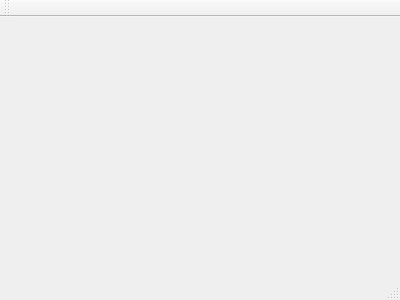
MangriMen/SibSUTIS5semester, file hifive/CHMV/RGR/mainwindow.ui: the form before one commit.
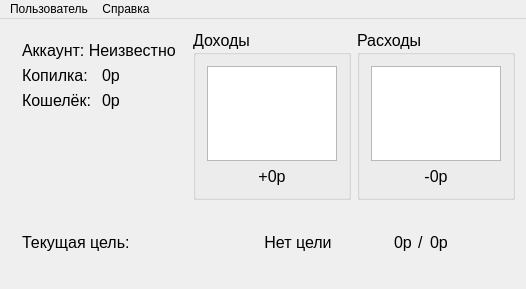
The form after the commit. Icons and pictures are not drawn.

```diff
--- a/hifive/CHMV/RGR/mainwindow.ui
+++ b/hifive/CHMV/RGR/mainwindow.ui
@@ -1,24 +1,330 @@
 <ui version="4.0">
  <class>MainWindow</class>
- <widget class="QMainWindow" name="MainWindow" >
-  <property name="geometry" >
+ <widget class="QMainWindow" name="MainWindow">
+  <property name="geometry">
    <rect>
     <x>0</x>
     <y>0</y>
-    <width>400</width>
-    <height>300</height>
+    <width>526</width>
+    <height>289</height>
    </rect>
   </property>
   <property name="windowTitle" >
    <string>MainWindow</string>
   </property>
-  <widget class="QMenuBar" name="menuBar" />
-  <widget class="QToolBar" name="mainToolBar" />
-  <widget class="QWidget" name="centralWidget" />
-  <widget class="QStatusBar" name="statusBar" />
+  <widget class="QWidget" name="centralWidget">
+   <layout class="QGridLayout" name="gridLayout">
+    <item row="2" column="0" colspan="3">
+     <widget class="QWidget" name="widget_3" native="true">
+      <property name="sizePolicy">
+       <sizepolicy hsizetype="Preferred" vsizetype="Maximum">
+        <horstretch>0</horstretch>
+        <verstretch>0</verstretch>
+       </sizepolicy>
+      </property>
+      <property name="font">
+       <font>
+        <pointsize>12</pointsize>
+       </font>
+      </property>
+      <layout class="QHBoxLayout" name="horizontalLayout">
+       <item>
+        <widget class="QLabel" name="lblCurrentGoal">
+         <property name="font">
+          <font>
+           <pointsize>12</pointsize>
+          </font>
+         </property>
+         <property name="text">
+          <string>Текущая цель:</string>
+         </property>
+        </widget>
+       </item>
+       <item>
+        <widget class="QLabel" name="lblCurrentGoalText">
+         <property name="font">
+          <font>
+           <pointsize>12</pointsize>
+          </font>
+         </property>
+         <property name="text">
+          <string>Нет цели</string>
+         </property>
+         <property name="alignment">
+          <set>Qt::AlignCenter</set>
+         </property>
+        </widget>
+       </item>
+       <item>
+        <widget class="QLabel" name="label_8">
+         <property name="sizePolicy">
+          <sizepolicy hsizetype="Maximum" vsizetype="Preferred">
+           <horstretch>0</horstretch>
+           <verstretch>0</verstretch>
+          </sizepolicy>
+         </property>
+         <property name="text">
+          <string>0р</string>
+         </property>
+        </widget>
+       </item>
+       <item>
+        <widget class="QLabel" name="label_9">
+         <property name="sizePolicy">
+          <sizepolicy hsizetype="Maximum" vsizetype="Preferred">
+           <horstretch>0</horstretch>
+           <verstretch>0</verstretch>
+          </sizepolicy>
+         </property>
+         <property name="text">
+          <string>/</string>
+         </property>
+        </widget>
+       </item>
+       <item>
+        <widget class="QLabel" name="lblCurrentGoalPrice">
+         <property name="sizePolicy">
+          <sizepolicy hsizetype="Maximum" vsizetype="Preferred">
+           <horstretch>0</horstretch>
+           <verstretch>0</verstretch>
+          </sizepolicy>
+         </property>
+         <property name="font">
+          <font>
+           <pointsize>12</pointsize>
+          </font>
+         </property>
+         <property name="text">
+          <string>0р</string>
+         </property>
+        </widget>
+       </item>
+       <item>
+        <widget class="QLabel" name="lblCurrentGoalImg">
+         <property name="sizePolicy">
+          <sizepolicy hsizetype="Fixed" vsizetype="Fixed">
+           <horstretch>0</horstretch>
+           <verstretch>0</verstretch>
+          </sizepolicy>
+         </property>
+         <property name="minimumSize">
+          <size>
+           <width>50</width>
+           <height>50</height>
+          </size>
+         </property>
+         <property name="maximumSize">
+          <size>
+           <width>50</width>
+           <height>50</height>
+          </size>
+         </property>
+         <property name="font">
+          <font>
+           <pointsize>12</pointsize>
+          </font>
+         </property>
+         <property name="text">
+          <string/>
+         </property>
+         <property name="pixmap">
+          <pixmap resource="resources.qrc">:/images/image_black_24dp.svg</pixmap>
+         </property>
+         <property name="scaledContents">
+          <bool>true</bool>
+         </property>
+        </widget>
+       </item>
+      </layout>
+     </widget>
+    </item>
+    <item row="0" column="0">
+     <widget class="QWidget" name="widget" native="true">
+      <property name="font">
+       <font>
+        <pointsize>12</pointsize>
+       </font>
+      </property>
+      <layout class="QVBoxLayout" name="verticalLayout">
+       <item>
+        <widget class="QLabel" name="label">
+         <property name="sizePolicy">
+          <sizepolicy hsizetype="Preferred" vsizetype="Maximum">
+           <horstretch>0</horstretch>
+           <verstretch>0</verstretch>
+          </sizepolicy>
+         </property>
+         <property name="font">
+          <font>
+           <pointsize>12</pointsize>
+          </font>
+         </property>
+         <property name="text">
+          <string>Аккаунт: Неизвестно</string>
+         </property>
+        </widget>
+       </item>
+       <item>
+        <widget class="QWidget" name="widget_2" native="true">
+         <property name="font">
+          <font>
+           <pointsize>12</pointsize>
+          </font>
+         </property>
+         <layout class="QGridLayout" name="gridLayout_2">
+          <property name="leftMargin">
+           <number>0</number>
+          </property>
+          <property name="topMargin">
+           <number>0</number>
+          </property>
+          <property name="rightMargin">
+           <number>0</number>
+          </property>
+          <property name="bottomMargin">
+           <number>0</number>
+          </property>
+          <item row="0" column="0">
+           <widget class="QLabel" name="label_2">
+            <property name="text">
+             <string>Копилка:</string>
+            </property>
+           </widget>
+          </item>
+          <item row="2" column="0">
+           <widget class="QLabel" name="label_3">
+            <property name="text">
+             <string>Кошелёк:</string>
+            </property>
+           </widget>
+          </item>
+          <item row="2" column="1">
+           <widget class="QLabel" name="label_5">
+            <property name="text">
+             <string>0р</string>
+            </property>
+           </widget>
+          </item>
+          <item row="0" column="1">
+           <widget class="QLabel" name="label_4">
+            <property name="text">
+             <string>0р</string>
+            </property>
+           </widget>
+          </item>
+         </layout>
+        </widget>
+       </item>
+      </layout>
+     </widget>
+    </item>
+    <item row="1" column="0">
+     <spacer name="verticalSpacer">
+      <property name="orientation">
+       <enum>Qt::Vertical</enum>
+      </property>
+      <property name="sizeHint" stdset="0">
+       <size>
+        <width>20</width>
+        <height>40</height>
+       </size>
+      </property>
+     </spacer>
+    </item>
+    <item row="0" column="1" rowspan="2">
+     <widget class="QGroupBox" name="groupBox">
+      <property name="font">
+       <font>
+        <pointsize>12</pointsize>
+       </font>
+      </property>
+      <property name="title">
+       <string>Доходы</string>
+      </property>
+      <layout class="QVBoxLayout" name="verticalLayout_2">
+       <item>
+        <widget class="QListWidget" name="listWidget"/>
+       </item>
+       <item>
+        <widget class="QLabel" name="label_6">
+         <property name="sizePolicy">
+          <sizepolicy hsizetype="Preferred" vsizetype="Maximum">
+           <horstretch>0</horstretch>
+           <verstretch>0</verstretch>
+          </sizepolicy>
+         </property>
+         <property name="text">
+          <string>+0р</string>
+         </property>
+         <property name="alignment">
+          <set>Qt::AlignCenter</set>
+         </property>
+        </widget>
+       </item>
+      </layout>
+     </widget>
+    </item>
+    <item row="0" column="2" rowspan="2">
+     <widget class="QGroupBox" name="groupBox_2">
+      <property name="font">
+       <font>
+        <pointsize>12</pointsize>
+       </font>
+      </property>
+      <property name="title">
+       <string>Расходы</string>
+      </property>
+      <layout class="QVBoxLayout" name="verticalLayout_3">
+       <item>
+        <widget class="QListWidget" name="listWidget_2"/>
+       </item>
+       <item>
+        <widget class="QLabel" name="label_7">
+         <property name="sizePolicy">
+          <sizepolicy hsizetype="Preferred" vsizetype="Maximum">
+           <horstretch>0</horstretch>
+           <verstretch>0</verstretch>
+          </sizepolicy>
+         </property>
+         <property name="text">
+          <string>-0р</string>
+         </property>
+         <property name="alignment">
+          <set>Qt::AlignCenter</set>
+         </property>
+        </widget>
+       </item>
+      </layout>
+     </widget>
+    </item>
+   </layout>
+  </widget>
+  <widget class="QMenuBar" name="menuBar">
+   <property name="geometry">
+    <rect>
+     <x>0</x>
+     <y>0</y>
+     <width>526</width>
+     <height>21</height>
+    </rect>
+   </property>
+   <widget class="QMenu" name="menu">
+    <property name="title">
+     <string>Пользователь</string>
+    </property>
+   </widget>
+   <widget class="QMenu" name="menu_2">
+    <property name="title">
+     <string>Справка</string>
+    </property>
+   </widget>
+   <addaction name="menu"/>
+   <addaction name="menu_2"/>
+  </widget>
  </widget>
- <layoutDefault spacing="6" margin="11" />
- <pixmapfunction></pixmapfunction>
- <resources/>
+ <layoutdefault spacing="6" margin="11"/>
+ <resources>
+  <include location="resources.qrc"/>
+ </resources>
  <connections/>
 </ui>
```
Left out of the diff: 3 changed lines with no effect on the pictures.
